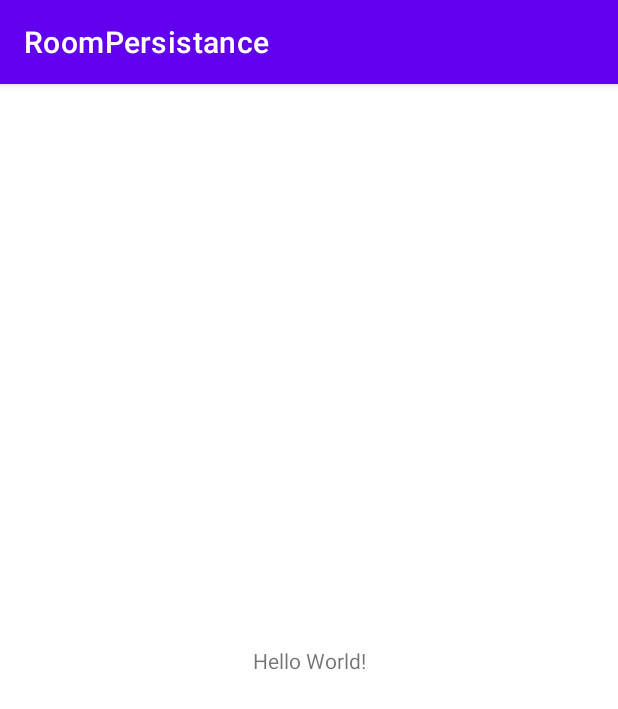
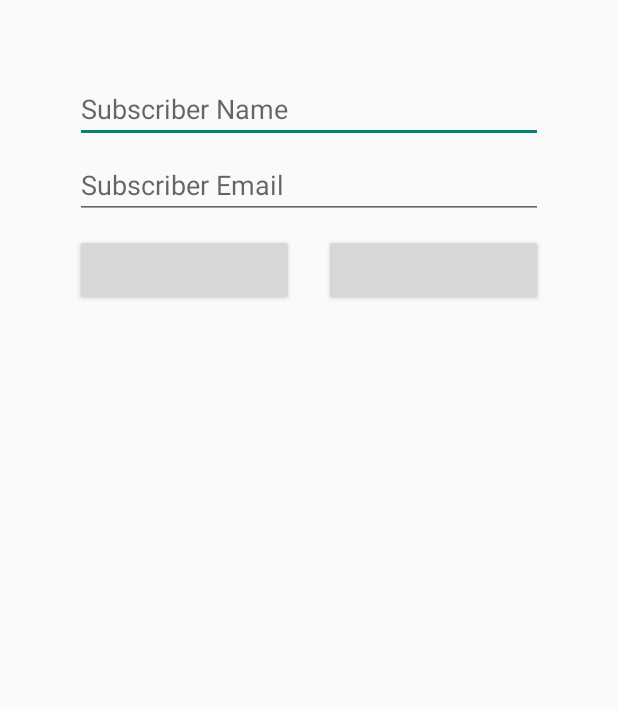
Before and after one commit to hishd/RoomPersistance, an Android app: the screen it shows after launch (MainActivity), on a phone screen of 412 x 824 dp. Shown: the top 709 px of the screen. Run offline under Robolectric (Android 15) with nearby library versions, the phone set to English and light mode, and no system bars; our stand-ins replace data binding.

Commit message:
Added Main Activity ViewModel Changed the kapt to annotationProcessor in gradle

```diff
--- a/app/build.gradle
+++ b/app/build.gradle
@@ -58,8 +58,10 @@ dependencies {
 
     //Room Database Dependencies
     implementation "androidx.room:room-runtime:$room_version"
-    kapt "androidx.room:room-compiler:$room_version"
+    annotationProcessor  "androidx.room:room-compiler:$room_version"
 
     //Coroutines support for Room Database
     implementation "androidx.room:room-ktx:$room_version"
+
+    implementation("org.jetbrains.kotlinx:kotlinx-coroutines-android:1.6.1")
 }
--- a/app/src/main/AndroidManifest.xml
+++ b/app/src/main/AndroidManifest.xml
@@ -14,7 +14,7 @@
         android:theme="@style/Theme.RoomPersistance"
         tools:targetApi="31">
         <activity
-            android:name=".MainActivity"
+            android:name=".view.MainActivity"
             android:exported="true">
             <intent-filter>
                 <action android:name="android.intent.action.MAIN" />
--- a/app/src/main/java/com/hishd/roompersistance/MainActivity.kt
+++ /dev/null
@@ -1,11 +0,0 @@
-package com.hishd.roompersistance
-
-import androidx.appcompat.app.AppCompatActivity
-import android.os.Bundle
-
-class MainActivity : AppCompatActivity() {
-    override fun onCreate(savedInstanceState: Bundle?) {
-        super.onCreate(savedInstanceState)
-        setContentView(R.layout.activity_main)
-    }
-}
--- /dev/null
+++ b/app/src/main/java/com/hishd/roompersistance/view/MainActivity.kt
@@ -0,0 +1,17 @@
+package com.hishd.roompersistance.view
+
+import androidx.appcompat.app.AppCompatActivity
+import android.os.Bundle
+import com.hishd.roompersistance.R
+import com.hishd.roompersistance.databinding.ActivityMainBinding
+
+class MainActivity : AppCompatActivity() {
+
+    private lateinit var binding: ActivityMainBinding
+
+    override fun onCreate(savedInstanceState: Bundle?) {
+        super.onCreate(savedInstanceState)
+        binding = ActivityMainBinding.inflate(layoutInflater)
+        setContentView(binding.root)
+    }
+}
--- /dev/null
+++ b/app/src/main/java/com/hishd/roompersistance/viewmodel/MainActivityViewModel.kt
@@ -0,0 +1,56 @@
+package com.hishd.roompersistance.viewmodel
+
+import androidx.lifecycle.MutableLiveData
+import androidx.lifecycle.ViewModel
+import androidx.lifecycle.viewModelScope
+import com.hishd.roompersistance.persistence.Subscriber
+import com.hishd.roompersistance.persistence.SubscriberRepository
+import kotlinx.coroutines.launch
+
+class MainActivityViewModel(val subscriberRepo: SubscriberRepository) : ViewModel() {
+    val subscriberName = MutableLiveData<String>()
+    val subscriberEmail = MutableLiveData<String>()
+
+    val btnSaveUpdate = MutableLiveData<String>()
+    val btnClearDelete = MutableLiveData<String>()
+
+    val subscribersList = subscriberRepo.subscribers
+
+    init {
+        btnSaveUpdate.value = "Save"
+        btnClearDelete.value = "Clear All"
+    }
+
+    fun addSubscriber(subscriber: Subscriber) = viewModelScope.launch {
+        subscriberRepo.addSubscriber(subscriber)
+    }
+
+    fun updateSubscriber(subscriber: Subscriber) = viewModelScope.launch {
+        subscriberRepo.updateSubscriber(subscriber)
+    }
+
+    fun deleteSubscriber(subscriber: Subscriber) = viewModelScope.launch {
+        subscriberRepo.deleteSubscriber(subscriber)
+    }
+
+    fun clearAllSubscribers() = viewModelScope.launch {
+        subscriberRepo.deleteAllSubscriberData()
+    }
+
+    fun saveOrUpdate() {
+        addSubscriber(
+            Subscriber(
+                id = 0,
+                name = subscriberName.value ?: "",
+                email = subscriberEmail.value ?: ""
+            )
+        )
+
+        subscriberName.value = ""
+        subscriberEmail.value = ""
+    }
+
+    fun clearOrDelete() {
+        clearAllSubscribers()
+    }
+}
--- a/app/src/main/res/layout/activity_main.xml
+++ b/app/src/main/res/layout/activity_main.xml
@@ -1,18 +1,80 @@
 <?xml version="1.0" encoding="utf-8"?>
-<androidx.constraintlayout.widget.ConstraintLayout xmlns:android="http://schemas.android.com/apk/res/android"
-    xmlns:app="http://schemas.android.com/apk/res-auto"
-    xmlns:tools="http://schemas.android.com/tools"
-    android:layout_width="match_parent"
-    android:layout_height="match_parent"
-    tools:context=".MainActivity">
+<layout xmlns:android="http://schemas.android.com/apk/res/android"
+    xmlns:tools="http://schemas.android.com/tools">
 
-    <TextView
-        android:layout_width="wrap_content"
-        android:layout_height="wrap_content"
-        android:text="Hello World!"
-        app:layout_constraintBottom_toBottomOf="parent"
-        app:layout_constraintEnd_toEndOf="parent"
-        app:layout_constraintStart_toStartOf="parent"
-        app:layout_constraintTop_toTopOf="parent" />
+    <data>
 
-</androidx.constraintlayout.widget.ConstraintLayout>
+        <variable
+            name="viewmodel"
+            type="com.hishd.roompersistance.viewmodel.MainActivityViewModel" />
+    </data>
+
+    <RelativeLayout
+        android:layout_width="match_parent"
+        android:layout_height="match_parent"
+        tools:context=".view.MainActivity">
+
+        <LinearLayout
+            android:id="@+id/layout_top"
+            android:layout_width="match_parent"
+            android:layout_height="wrap_content"
+            android:layout_marginTop="50dp"
+            android:orientation="vertical"
+            android:paddingHorizontal="50dp">
+
+            <EditText
+                android:id="@+id/txtSubscriberName"
+                android:layout_width="match_parent"
+                android:layout_height="wrap_content"
+                android:hint="Subscriber Name"
+                android:text="@={viewmodel.subscriberName}" />
+
+            <EditText
+                android:id="@+id/txtSubscriberEmail"
+                android:layout_width="match_parent"
+                android:layout_height="wrap_content"
+                android:layout_marginTop="5dp"
+                android:hint="Subscriber Email"
+                android:text="@={viewmodel.subscriberEmail}" />
+
+        </LinearLayout>
+
+        <LinearLayout
+            android:id="@+id/layout_middle"
+            android:layout_width="match_parent"
+            android:layout_height="wrap_content"
+            android:layout_below="@id/layout_top"
+            android:layout_marginTop="10dp"
+            android:orientation="horizontal"
+            android:paddingHorizontal="50dp"
+            android:weightSum="2">
+
+            <Button
+                android:id="@+id/btnSaveUpdate"
+                android:layout_width="match_parent"
+                android:layout_height="wrap_content"
+                android:layout_marginEnd="10dp"
+                android:layout_weight="1"
+                android:onClick="@{() -> viewmodel.saveOrUpdate()}"
+                android:text="@={viewmodel.btnSaveUpdate}" />
+
+            <Button
+                android:id="@+id/btnClearDelete"
+                android:layout_width="match_parent"
+                android:layout_height="wrap_content"
+                android:layout_marginStart="10dp"
+                android:layout_weight="1"
+                android:onClick="@{() -> viewmodel.clearOrDelete()}"
+                android:text="@={viewmodel.btnClearDelete}" />
+
+        </LinearLayout>
+
+        <androidx.recyclerview.widget.RecyclerView
+            android:id="@+id/recyclerSubscriber"
+            android:layout_width="match_parent"
+            android:layout_height="match_parent"
+            android:layout_below="@id/layout_middle"
+            android:layout_margin="10dp" />
+
+    </RelativeLayout>
+</layout>
--- a/app/src/main/res/values-night/themes.xml
+++ b/app/src/main/res/values-night/themes.xml
@@ -1,6 +1,6 @@
 <resources xmlns:tools="http://schemas.android.com/tools">
     <!-- Base application theme. -->
-    <style name="Theme.RoomPersistance" parent="Theme.MaterialComponents.DayNight.DarkActionBar">
+    <style name="Theme.RoomPersistance" parent="Theme.AppCompat.DayNight.NoActionBar">
         <!-- Primary brand color. -->
         <item name="colorPrimary">@color/purple_200</item>
         <item name="colorPrimaryVariant">@color/purple_700</item>
--- a/app/src/main/res/values/themes.xml
+++ b/app/src/main/res/values/themes.xml
@@ -1,6 +1,6 @@
 <resources xmlns:tools="http://schemas.android.com/tools">
     <!-- Base application theme. -->
-    <style name="Theme.RoomPersistance" parent="Theme.MaterialComponents.DayNight.DarkActionBar">
+    <style name="Theme.RoomPersistance" parent="Theme.AppCompat.DayNight.NoActionBar">
         <!-- Primary brand color. -->
         <item name="colorPrimary">@color/purple_500</item>
         <item name="colorPrimaryVariant">@color/purple_700</item>
```
